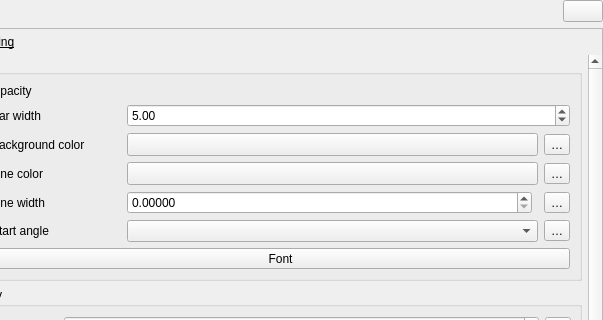
Above: src/ui/qgsdiagrampropertiesbase.ui from qgis/QGIS before the change; both pictures show x 85 to 688 and y 0 to 320 of the 688 by 491 pixel window. Below: the same form after it.
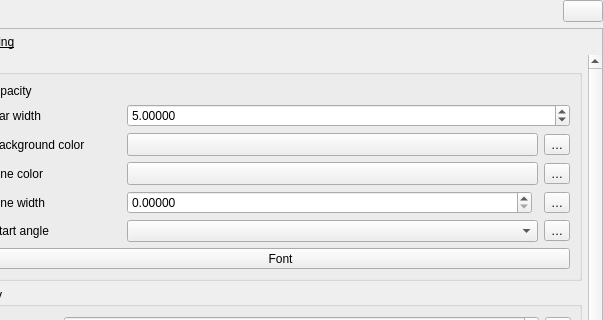
That is the form after the change. The open tabs and pages were chosen to show the change. Icons and pictures are not drawn. Custom widgets are drawn as their Qt base class.

Commit message:
[diagrams] Fix bar width maximum is too small for map unit sizes
Fixes #18791

(cherry-picked from 3228654)

The edit to the form file:
```diff
--- a/src/ui/qgsdiagrampropertiesbase.ui
+++ b/src/ui/qgsdiagrampropertiesbase.ui
@@ -679,9 +679,18 @@
                         </item>
                         <item row="1" column="1" colspan="3">
                          <widget class="QgsDoubleSpinBox" name="mBarWidthSpinBox">
+                          <property name="decimals">
+                           <number>5</number>
+                          </property>
                           <property name="minimum">
                            <double>0.010000000000000</double>
                           </property>
+                          <property name="maximum">
+                           <double>99999.990000000005239</double>
+                          </property>
+                          <property name="singleStep">
+                           <double>0.200000000000000</double>
+                          </property>
                           <property name="value">
                            <double>5.000000000000000</double>
                           </property>
```
